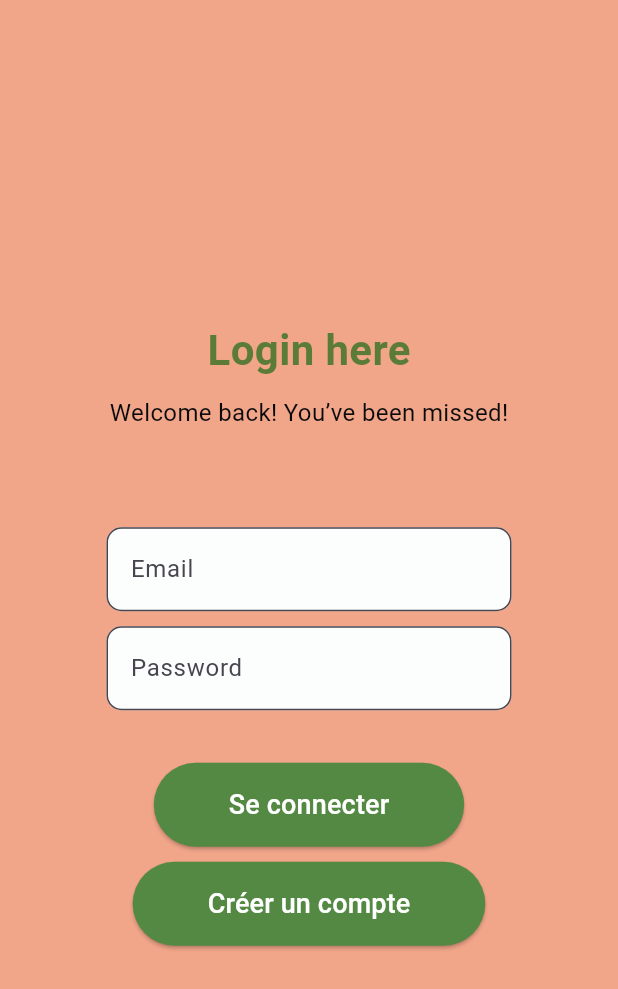
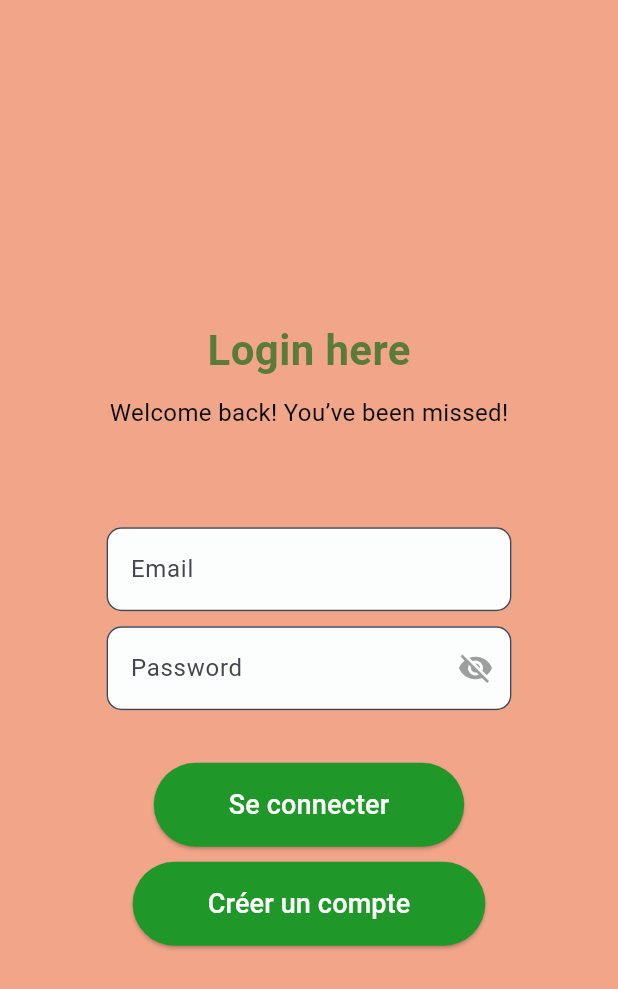
Before and after one commit to Duchrist2002/EMAWS2526, a Flutter app: the screen it shows after launch, on a phone screen of 412 x 824 dp. Shown: the top 989 px of the screen. Run offline on Flutter 3.47's test engine with Material 3 defaults, Android fonts, the phone set to English and light mode, and no system bars.

Commit message:
implementation login-feature complete

```diff
--- a/lib/Screens/login_page.dart
+++ b/lib/Screens/login_page.dart
@@ -1,5 +1,6 @@
 import 'package:flutter/material.dart';
 import '../utils/styles.dart';
+import '../widgets/password_field.dart';
 
 class PageLogin extends StatelessWidget {
   @override
@@ -39,10 +40,7 @@ class PageLogin extends StatelessWidget {
                   children: [
                     TextField(decoration: AppInputStyles.emailField),
                     SizedBox(height: 10),
-                    TextField(
-                      obscureText: true,
-                      decoration: AppInputStyles.passwordField,
-                    ),
+                    PasswordField(),
                   ],
                 ),
               ),
--- a/lib/utils/styles.dart
+++ b/lib/utils/styles.dart
@@ -2,7 +2,7 @@ import 'package:flutter/material.dart';
 
 class AppColors {
   static const Color background = Color(0xFFF1A589);
-  static const Color primary = Color(0xff538943);
+  static const Color primary = Color(0xff1f9829);
   static const Color buttonText = Colors.white;
   static const Color subtitleText = Color(0xff0a0a0a);
   static const Color fieldFill = Color(0xfffcfefd);
@@ -31,13 +31,13 @@ class AppButtonStyles {
     backgroundColor: AppColors.primary,
     padding: EdgeInsets.symmetric(horizontal: 50, vertical: 15),
   );
-
   static ButtonStyle secondaryButton = ElevatedButton.styleFrom(
-    backgroundColor: Color(0xff538943), // ou une autre couleur
+    backgroundColor: AppColors.primary,
     padding: EdgeInsets.symmetric(horizontal: 50, vertical: 15),
   );
 }
 
+// 🎨 STYLE POUR LES CHAMPS DE TEXTE
 class AppInputStyles {
   static InputDecoration emailField = InputDecoration(
     labelText: "Email",
@@ -58,6 +58,7 @@ class AppInputStyles {
   );
 }
 
+// 🧱 STYLE POUR LES BLOCS / CONTAINERS
 class AppBoxStyles {
   static BoxDecoration formContainer = BoxDecoration(
     borderRadius: BorderRadius.circular(12),
--- /dev/null
+++ b/lib/widgets/password_field.dart
@@ -0,0 +1,31 @@
+import 'package:flutter/material.dart';
+import '../utils/styles.dart';
+
+class PasswordField extends StatefulWidget {
+  @override
+  _PasswordFieldState createState() => _PasswordFieldState();
+}
+
+class _PasswordFieldState extends State<PasswordField> {
+  bool _isObscure = true;
+
+  @override
+  Widget build(BuildContext context) {
+    return TextField(
+      obscureText: _isObscure,
+      decoration: AppInputStyles.passwordField.copyWith(
+        suffixIcon: IconButton(
+          icon: Icon(
+            _isObscure ? Icons.visibility_off : Icons.visibility,
+            color: Colors.grey,
+          ),
+          onPressed: () {
+            setState(() {
+              _isObscure = !_isObscure;
+            });
+          },
+        ),
+      ),
+    );
+  }
+}
```
